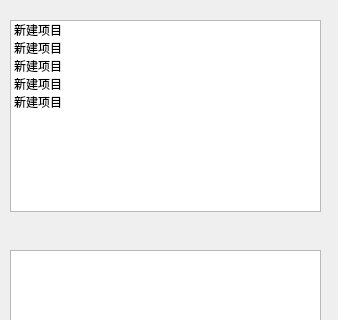
Old version of the form myclient/qqcontact.ui in the repository Yixingnaw/my_chat; both pictures show x 0 to 338 and y 0 to 320 of the 338 by 663 pixel window.
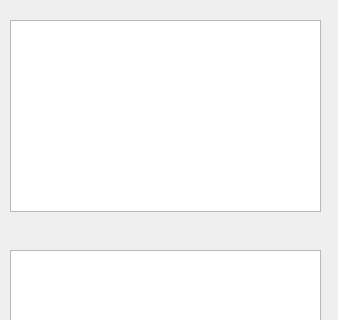
New version of the form. Icons and pictures are not drawn.

The edit to the form file:
```diff
--- a/myclient/qqcontact.ui
+++ b/myclient/qqcontact.ui
@@ -22,35 +22,6 @@
      <height>192</height>
     </rect>
    </property>
-   <item>
-    <property name="text">
-     <string>新建项目</string>
-    </property>
-   </item>
-   <item>
-    <property name="text">
-     <string>新建项目</string>
-    </property>
-   </item>
-   <item>
-    <property name="text">
-     <string>新建项目</string>
-    </property>
-   </item>
-   <item>
-    <property name="text">
-     <string>新建项目</string>
-    </property>
-    <property name="icon">
-     <iconset>
-      <normaloff>../../../../../Downloads/1084d9bf605afabffe77648883dd0047.jpeg</normaloff>../../../../../Downloads/1084d9bf605afabffe77648883dd0047.jpeg</iconset>
-    </property>
-   </item>
-   <item>
-    <property name="text">
-     <string>新建项目</string>
-    </property>
-   </item>
   </widget>
   <widget class="QLineEdit" name="jiahaoyou">
    <property name="geometry">
```
